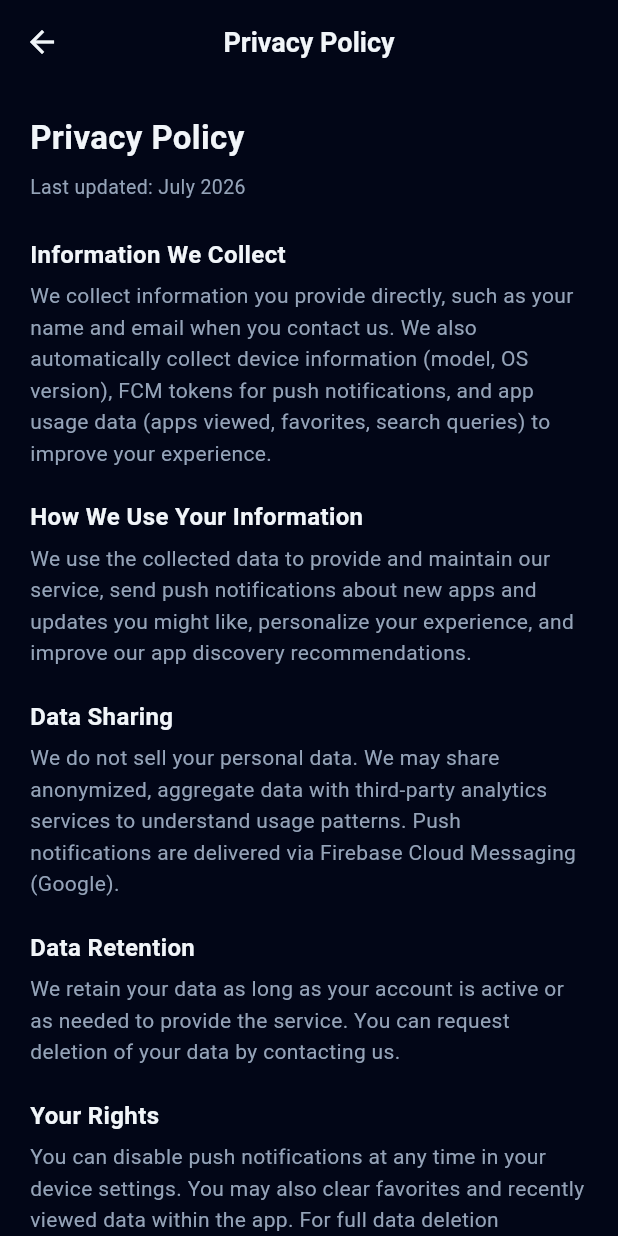
After one commit to FayselN/maktech, a Flutter app: the PrivacyPolicyScreen screen opened directly, on a phone screen of 412 x 824 dp. The commit adds this screen. Run offline on Flutter 3.47's test engine with Material 3 defaults, Android fonts, the phone set to English and light mode, and no system bars; our stand-ins replace cached_network_image, connectivity_plus, firebase_core, firebase_messaging, flutter_local_notifications, hive_flutter and 1 more; accounts and stored records are empty; network calls fail.

Commit message:
preparing for playstore release

```diff
--- a/app/lib/screens/notifications_screen.dart
+++ b/app/lib/screens/notifications_screen.dart
@@ -3,6 +3,7 @@ import '../services/api_service.dart';
 import '../models/notification_model.dart';
 import '../theme/app_theme.dart';
 import 'app_detail_screen.dart';
+import 'privacy_policy_screen.dart';
 
 class NotificationsScreen extends StatefulWidget {
   const NotificationsScreen({super.key});
@@ -90,6 +91,23 @@ class _NotificationsScreenState extends State<NotificationsScreen> {
                 }
               },
             ),
+          PopupMenuButton<String>(
+            icon: const Icon(Icons.more_vert),
+            onSelected: (value) {
+              if (value == 'privacy') {
+                Navigator.push(
+                  context,
+                  MaterialPageRoute(builder: (_) => const PrivacyPolicyScreen()),
+                );
+              }
+            },
+            itemBuilder: (_) => [
+              const PopupMenuItem(
+                value: 'privacy',
+                child: Text('Privacy Policy'),
+              ),
+            ],
+          ),
         ],
       ),
       body: _loading
--- /dev/null
+++ b/app/lib/screens/privacy_policy_screen.dart
@@ -0,0 +1,111 @@
+import 'package:flutter/material.dart';
+import '../theme/app_theme.dart';
+
+class PrivacyPolicyScreen extends StatelessWidget {
+  const PrivacyPolicyScreen({super.key});
+
+  @override
+  Widget build(BuildContext context) {
+    return Scaffold(
+      appBar: AppBar(title: const Text('Privacy Policy')),
+      body: const SingleChildScrollView(
+        padding: EdgeInsets.all(20),
+        child: Column(
+          crossAxisAlignment: CrossAxisAlignment.start,
+          children: [
+            Text(
+              'Privacy Policy',
+              style: TextStyle(
+                fontSize: 22,
+                fontWeight: FontWeight.bold,
+                color: AppTheme.text,
+              ),
+            ),
+            SizedBox(height: 8),
+            Text(
+              'Last updated: July 2026',
+              style: TextStyle(color: AppTheme.textSecondary, fontSize: 13),
+            ),
+            SizedBox(height: 24),
+            _Section(
+              title: 'Information We Collect',
+              body:
+                  'We collect information you provide directly, such as your name and email when you contact us. '
+                  'We also automatically collect device information (model, OS version), '
+                  'FCM tokens for push notifications, and app usage data (apps viewed, favorites, search queries) '
+                  'to improve your experience.',
+            ),
+            _Section(
+              title: 'How We Use Your Information',
+              body:
+                  'We use the collected data to provide and maintain our service, send push notifications '
+                  'about new apps and updates you might like, personalize your experience, and improve '
+                  'our app discovery recommendations.',
+            ),
+            _Section(
+              title: 'Data Sharing',
+              body:
+                  'We do not sell your personal data. We may share anonymized, aggregate data with third-party '
+                  'analytics services to understand usage patterns. Push notifications are delivered via '
+                  'Firebase Cloud Messaging (Google).',
+            ),
+            _Section(
+              title: 'Data Retention',
+              body:
+                  'We retain your data as long as your account is active or as needed to provide the service. '
+                  'You can request deletion of your data by contacting us.',
+            ),
+            _Section(
+              title: 'Your Rights',
+              body:
+                  'You can disable push notifications at any time in your device settings. '
+                  'You may also clear favorites and recently viewed data within the app. '
+                  'For full data deletion requests, please contact us.',
+            ),
+            _Section(
+              title: 'Contact',
+              body: 'If you have questions about this policy, contact us at support@maktech.app',
+            ),
+            SizedBox(height: 32),
+          ],
+        ),
+      ),
+    );
+  }
+}
+
+class _Section extends StatelessWidget {
+  final String title;
+  final String body;
+
+  const _Section({required this.title, required this.body});
+
+  @override
+  Widget build(BuildContext context) {
+    return Padding(
+      padding: const EdgeInsets.only(bottom: 20),
+      child: Column(
+        crossAxisAlignment: CrossAxisAlignment.start,
+        children: [
+          Text(
+            title,
+            style: const TextStyle(
+              fontSize: 16,
+              fontWeight: FontWeight.w600,
+              color: AppTheme.text,
+            ),
+          ),
+          const SizedBox(height: 6),
+          Text(
+            body,
+            style: const TextStyle(
+              fontSize: 14,
+              color: AppTheme.textSecondary,
+              height: 1.5,
+            ),
+          ),
+        ],
+      ),
+    );
+  }
+}
```
Also changed, not shown: 5 other files.
